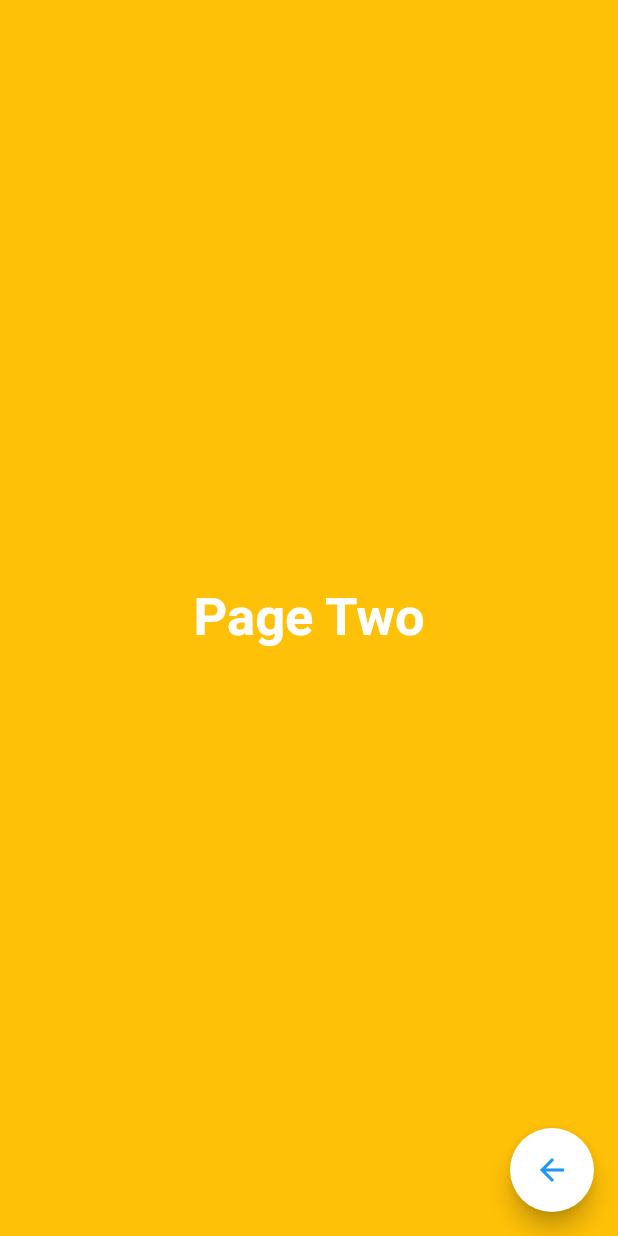
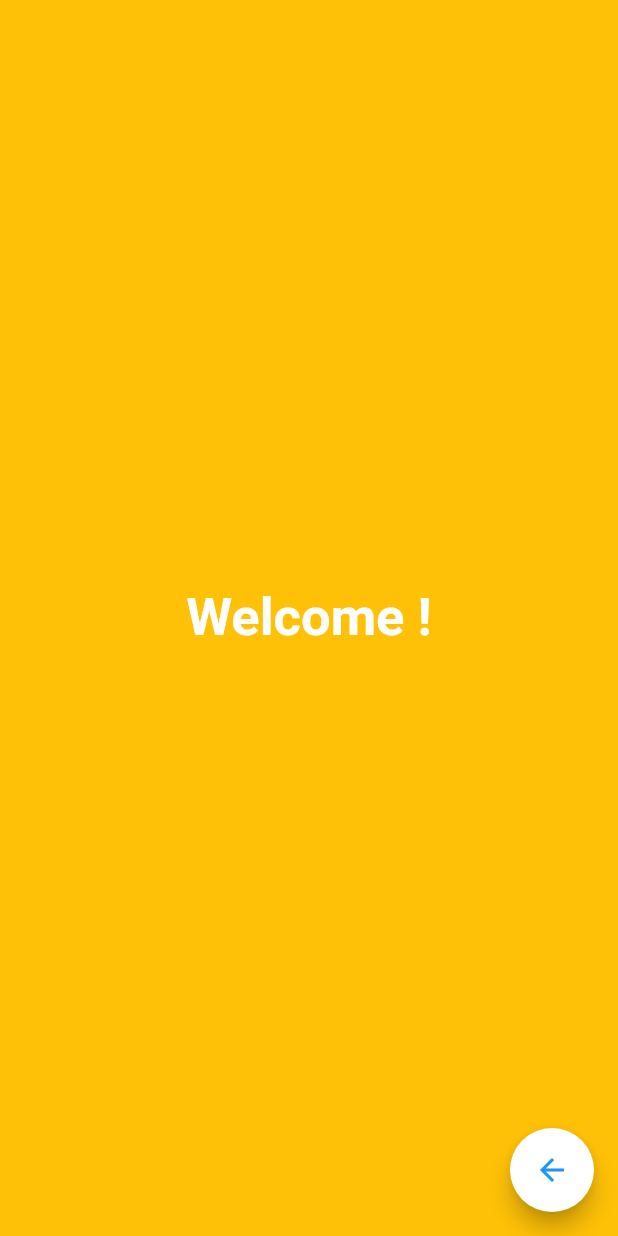
Before and after one commit to dilumdesilva/Flutter-Navigation, a Flutter app: the screen it shows after launch, after a tap on the "arrow forward" icon, on a phone screen of 412 x 824 dp. Run offline on Flutter 3.47's test engine with Material 2 defaults, Android fonts, the phone set to English and light mode, and no system bars.

Commit message:
Data passing between multiple screens complete version.

```diff
--- a/code_samples/simple_navigation/lib/page1.dart
+++ b/code_samples/simple_navigation/lib/page1.dart
@@ -1,17 +1,33 @@
 import 'package:flutter/material.dart';
 import 'package:simple_navigation/page2.dart';
+import 'package:simple_navigation/user.dart';
 
-class Page1 extends StatelessWidget {
+class Page1 extends StatefulWidget {
+  @override
+  State<StatefulWidget> createState() {
+    return _Page1();
+  }
+}
+
+class _Page1 extends State<Page1> {
+  final textEditingController = TextEditingController();
+
+  void dispose(){
+    textEditingController.dispose();
+    super.dispose();
+  }
+
   @override
   Widget build(BuildContext context) => Scaffold(
       backgroundColor: Colors.blue,
       floatingActionButton: FloatingActionButton(
-      onPressed: (){
-        Navigator.push(context, new MaterialPageRoute(
-          builder: (context) => Page2()
-        ));
+        onPressed: () {
+          User user = new User(name: textEditingController.text);
+          Navigator.push(
+              context, new MaterialPageRoute(builder: (context) => Page2(user: user,)));
+          textEditingController.clear();
           },
-      tooltip:'Next Page',
+        tooltip: 'Next Page',
         child: IconTheme(
           data: new IconThemeData(
             color: Colors.blue,
@@ -20,13 +36,40 @@ class Page1 extends StatelessWidget {
         ),
         backgroundColor: Colors.white,
       ),
-    body: Container(
-        child: Center(
-          child: Text(
-            'Page One',
-            style: TextStyle(fontSize: 35.0, fontWeight: FontWeight.bold, color: Colors.white ),
+      body: new Center(
+        child: new Column(
+          mainAxisSize: MainAxisSize.min,
+          crossAxisAlignment: CrossAxisAlignment.center,
+          children: <Widget>[
+            new Text(
+              'Hello,\nWhat should I call you?',
+              style: TextStyle(
+                  fontSize: 30.0,
+                  fontWeight: FontWeight.bold,
+                  color: Colors.white),
+            ),
+            new SizedBox(
+              height: 10.0,
+            ),
+            Container(
+              margin: new EdgeInsets.symmetric(horizontal: 50.0),
+              child: Theme(
+                data: new ThemeData(
+                  primaryColor: Colors.white70,
+                ),
+                child: new TextField(
+                  controller: textEditingController,
+                  style: new TextStyle(
+                      fontSize: 26.0, height: 1.0, color: Colors.white),
+                  autofocus: true,
+                  decoration: InputDecoration(
+                      hintText: 'John..',
+                      hintStyle:
+                      TextStyle(fontSize: 20.0, color: Colors.white70)),
+                ),
               ),
             )
+          ],
         ),
-  );
+      ));
 }
--- a/code_samples/simple_navigation/lib/page2.dart
+++ b/code_samples/simple_navigation/lib/page2.dart
@@ -1,14 +1,19 @@
 import 'package:flutter/material.dart';
+import 'package:simple_navigation/user.dart';
 
 class Page2 extends StatelessWidget {
+  final User user;
+
+  const Page2({Key key, this.user}) : super(key: key);
+
   @override
   Widget build(BuildContext context) => Scaffold(
         backgroundColor: Colors.amber,
         floatingActionButton: FloatingActionButton(
-      onPressed: (){
+          onPressed: () {
             Navigator.pop(context);
           },
-      tooltip:'Next Page',
+          tooltip: 'Next Page',
           child: IconTheme(
             data: new IconThemeData(
               color: Colors.blue,
@@ -20,10 +25,12 @@ class Page2 extends StatelessWidget {
         body: Container(
             child: Center(
           child: Text(
-            'Page Two',
-            style: TextStyle(fontSize: 35.0, fontWeight: FontWeight.bold, color: Colors.white ),
+            'Welcome ${this.user.name}!',
+            style: TextStyle(
+                fontSize: 35.0,
+                fontWeight: FontWeight.bold,
+                color: Colors.white),
           ),
-      )
-    ),
+        )),
       );
 }
--- /dev/null
+++ b/code_samples/simple_navigation/lib/user.dart
@@ -0,0 +1,4 @@
+class User {
+  final String name;
+  User({this.name});
+}
```
Lines whose indentation alone changed are shown as unchanged.
